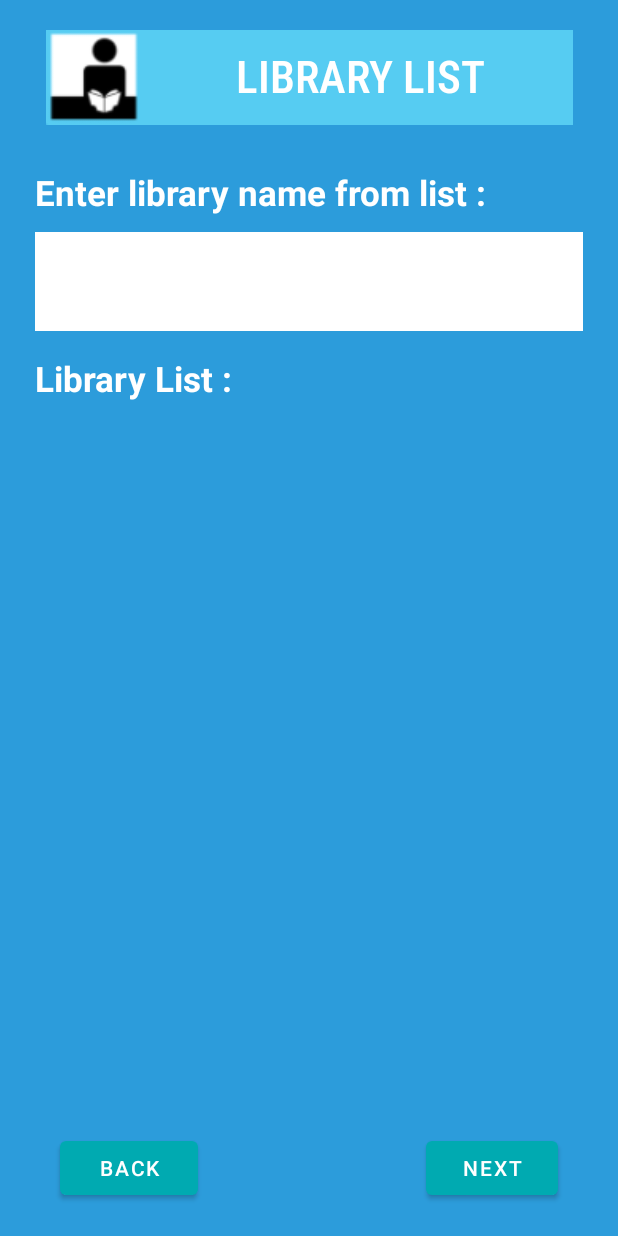
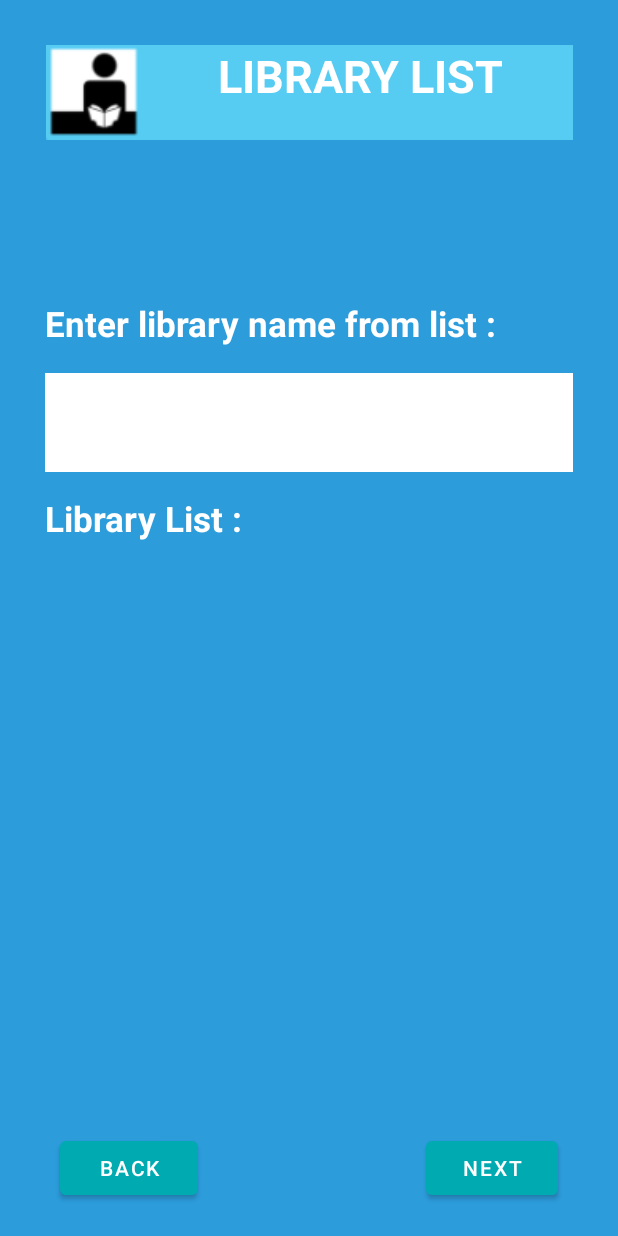
Before and after one commit to CankayaUniversity/ceng-407-408-2020-2021--Mobile-Library-Reservation-System, an Android app: the Activity_LM_List_Libraries screen opened directly, with no data from a screen before it, on a phone screen of 412 x 824 dp. Run offline under Robolectric (Android 15) with nearby library versions, the phone set to English and light mode, and no system bars; our stand-ins replace Firebase (no records; nobody signed in at launch, a user with empty details on screens opened directly).

Commit message:
design list lib completed

```diff
--- a/MobileLibrs/app/src/main/res/layout/layout_lm_list_libraries.xml
+++ b/MobileLibrs/app/src/main/res/layout/layout_lm_list_libraries.xml
@@ -24,12 +24,9 @@
             android:layout_alignParentTop="true"
             android:layout_alignParentEnd="true"
             android:layout_marginStart="3dp"
-            android:layout_marginTop="20dp"
+            android:layout_marginTop="30dp"
             android:layout_marginEnd="286dp"
-            android:layout_marginBottom="46dp"
-            app:srcCompat="@drawable/read_book"
-            tools:ignore="MissingConstraints"
-            tools:layout_editor_absoluteY="340dp"/>
+            app:srcCompat="@drawable/read_book" />
 
         <TextView
             android:layout_width="279dp"
@@ -38,133 +35,15 @@
             android:layout_alignParentTop="true"
             android:layout_alignParentEnd="true"
             android:layout_marginStart="98dp"
-            android:layout_marginTop="20dp"
+            android:layout_marginTop="30dp"
             android:layout_marginEnd="30dp"
-            android:layout_marginBottom="18dp"
             android:background="@color/mlrs_lightBlue"
-            android:fontFamily="sans-serif-condensed-medium"
-            android:lineSpacingExtra="8sp"
-            android:paddingTop="10dp"
             android:text="LIBRARY LIST"
+            android:textStyle="bold"
             android:textAlignment="center"
             android:textColor="@color/mlrs_white_button"
             android:textSize="30sp"
-            app:cornerRadius="?android:attr/buttonCornerRadius" />
-
-        <RelativeLayout
-            android:layout_width="wrap_content"
-            android:layout_height="617dp"
-            android:layout_alignParentStart="true"
-            android:layout_alignParentEnd="true"
-            android:layout_alignParentBottom="true"
-            android:layout_marginStart="23dp"
-            android:layout_marginEnd="23dp"
-            android:layout_marginBottom="105dp"
-            android:orientation="vertical">
-
-
-            <EditText
-                android:id="@+id/txtEnterLibraryName"
-                android:layout_width="wrap_content"
-                android:layout_height="66dp"
-                android:layout_alignParentStart="true"
-                android:layout_alignParentEnd="true"
-                android:layout_alignParentBottom="true"
-                android:layout_marginStart="0dp"
-                android:layout_marginEnd="0dp"
-                android:layout_marginBottom="498dp"
-                android:background="@color/mlrs_white_button"
-                android:ems="13"
-                android:textSize="23sp" />
-
-            <TextView
-                android:id="@+id/topicEnterlibname"
-                android:layout_width="321dp"
-                android:layout_height="50dp"
-                android:layout_alignParentStart="true"
-                android:layout_alignParentEnd="true"
-                android:layout_alignParentBottom="true"
-                android:layout_marginStart="0dp"
-                android:layout_marginEnd="0dp"
-                android:layout_marginBottom="556dp"
-                android:text="Enter library name from list :"
-                android:textAlignment="textStart"
-                android:textColor="@color/mlrs_white_button"
-                android:textSize="23sp"
-                android:textStyle="bold" />
-
-            <TextView
-                android:id="@+id/txt_AreaLiblist"
-                android:layout_width="wrap_content"
-                android:layout_height="416dp"
-                android:layout_alignParentStart="true"
-                android:layout_alignParentEnd="true"
-                android:layout_alignParentBottom="true"
-                android:layout_marginStart="0dp"
-                android:layout_marginEnd="0dp"
-                android:layout_marginBottom="5dp"
-                android:textAlignment="textStart"
-                android:textColor="@color/mlrs_white_button"
-                android:textSize="23sp" />
-
-            <TextView
-                android:id="@+id/topicLibraryList"
-                android:layout_width="wrap_content"
-                android:layout_height="50dp"
-                android:layout_alignParentStart="true"
-                android:layout_alignParentEnd="true"
-                android:layout_alignParentBottom="true"
-                android:layout_marginStart="0dp"
-                android:layout_marginEnd="0dp"
-                android:layout_marginBottom="432dp"
-                android:text="Library List :"
-                android:textAlignment="textStart"
-                android:textColor="@color/mlrs_white_button"
-                android:textSize="23sp"
-                android:textStyle="bold" />
-
-
-            <!--
-                        <Spinner
-                            android:id="@+id/comboBoxListLib"
-                            android:layout_width="343dp"
-                            android:layout_height="50dp"
-                            android:layout_marginStart="11dp"
-                            android:layout_marginTop="25dp"
-                            android:layout_marginEnd="11dp"
-                            android:layout_marginBottom="335dp" />
-
-                        <TextView
-                            android:id="@+id/SelectedLibArea"
-                            android:layout_width="wrap_content"
-                            android:layout_height="369dp"
-                            android:layout_alignParentStart="true"
-                            android:layout_alignParentTop="true"
-                            android:layout_alignParentEnd="true"
-                            android:layout_alignParentBottom="true"
-                            android:layout_marginStart="11dp"
-                            android:layout_marginTop="145dp"
-                            android:layout_marginEnd="11dp"
-                            android:layout_marginBottom="10dp" />
-
-                        <TextView
-                            android:id="@+id/TopicSelectedLibofLm"
-                            android:layout_width="wrap_content"
-                            android:layout_height="48dp"
-                            android:layout_alignParentStart="true"
-                            android:layout_alignParentTop="true"
-                            android:layout_alignParentEnd="true"
-                            android:layout_alignParentBottom="true"
-                            android:layout_marginStart="12dp"
-                            android:layout_marginTop="85dp"
-                            android:layout_marginEnd="10dp"
-                            android:layout_marginBottom="391dp"
-                            android:text="You selected library :"
-                            android:textAlignment="textStart"
-                            android:textColor="@color/Black"
-                            android:textSize="25sp" />
-            -->
-        </RelativeLayout>
+        />
 
         <Button
             android:id="@+id/btnBack"
@@ -188,6 +67,66 @@
             android:layout_marginBottom="21dp"
             android:text="Next" />
 
+        <TextView
+            android:id="@+id/topicEnterlibname"
+            android:layout_width="321dp"
+            android:layout_height="50dp"
+            android:layout_alignParentStart="true"
+            android:layout_alignParentEnd="true"
+            android:layout_alignParentBottom="true"
+            android:layout_marginStart="30dp"
+            android:layout_marginEnd="30dp"
+            android:layout_marginBottom="574dp"
+            android:text="Enter library name from list :"
+            android:textAlignment="textStart"
+            android:textColor="@color/mlrs_white_button"
+            android:textSize="23sp"
+            android:textStyle="bold" />
+
+        <EditText
+            android:id="@+id/txtEnterLibraryName"
+            android:layout_width="wrap_content"
+            android:layout_height="66dp"
+            android:layout_alignParentStart="true"
+            android:layout_alignParentEnd="true"
+            android:layout_alignParentBottom="true"
+            android:layout_marginStart="30dp"
+            android:layout_marginEnd="30dp"
+            android:layout_marginBottom="509dp"
+            android:background="@color/mlrs_white_button"
+            android:ems="13"
+            android:textSize="23sp" />
+
+        <TextView
+            android:id="@+id/topicLibraryList"
+            android:layout_width="wrap_content"
+            android:layout_height="50dp"
+            android:layout_alignParentStart="true"
+            android:layout_alignParentEnd="true"
+            android:layout_alignParentBottom="true"
+            android:layout_marginStart="30dp"
+            android:layout_marginEnd="30dp"
+            android:layout_marginBottom="444dp"
+            android:text="Library List :"
+            android:textAlignment="textStart"
+            android:textColor="@color/mlrs_white_button"
+            android:textSize="23sp"
+            android:textStyle="bold" />
+
+        <TextView
+            android:id="@+id/txt_AreaLiblist"
+            android:layout_width="wrap_content"
+            android:layout_height="342dp"
+            android:layout_alignParentStart="true"
+            android:layout_alignParentEnd="true"
+            android:layout_alignParentBottom="true"
+            android:layout_marginStart="30dp"
+            android:layout_marginEnd="30dp"
+            android:layout_marginBottom="92dp"
+            android:textAlignment="textStart"
+            android:textColor="@color/mlrs_white_button"
+            android:textSize="23sp" />
+
     </RelativeLayout>
 
 </androidx.constraintlayout.widget.ConstraintLayout>
```
